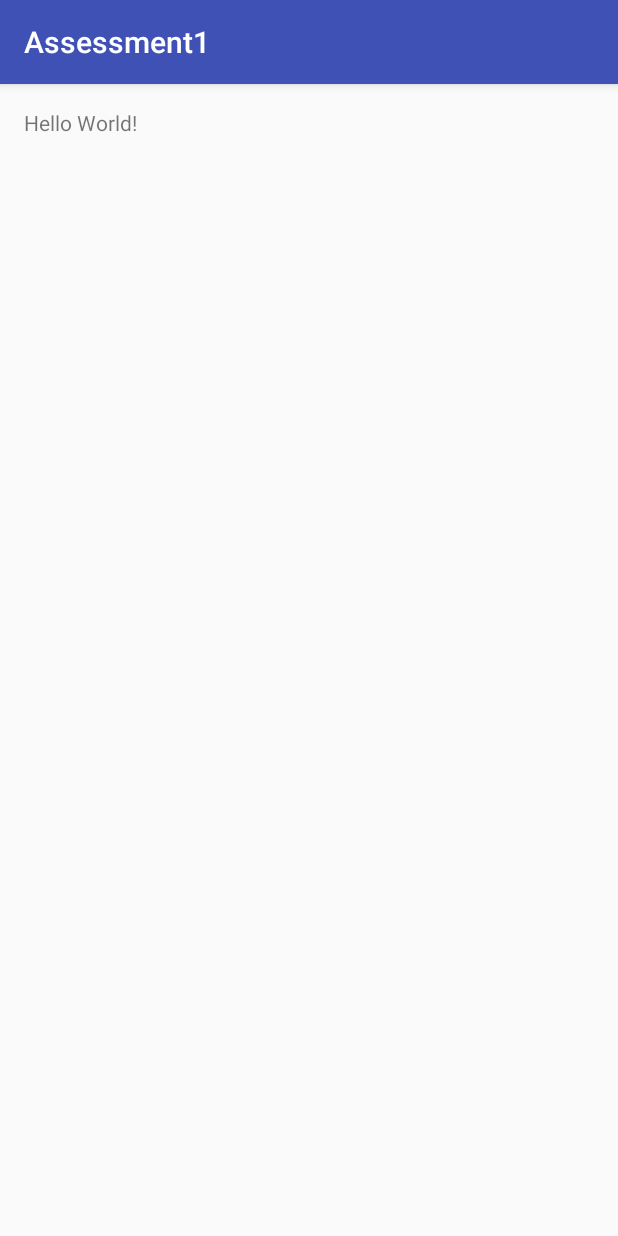
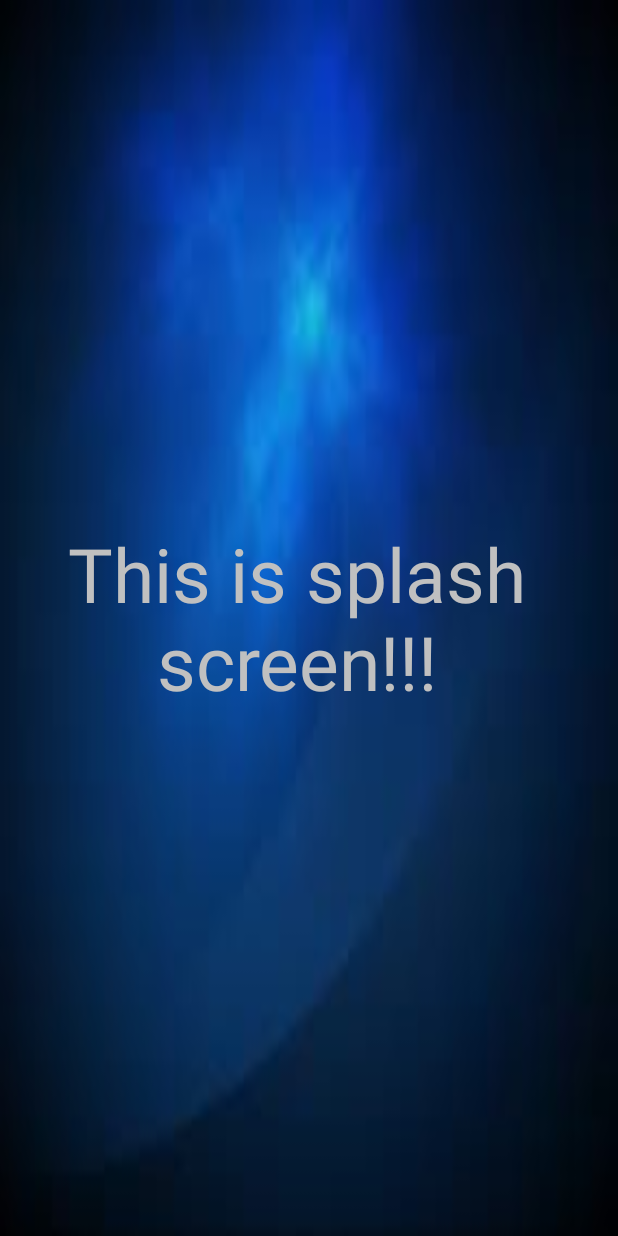
Before and after one commit to pikaaa/assessment, an Android app: the screen it shows after launch (MainActivity before the commit, SplashScreenActivity after it), on a phone screen of 412 x 824 dp. Run offline under Robolectric (Android 15) with nearby library versions, the phone set to English and light mode, and no system bars.

```diff
--- a/app/src/main/AndroidManifest.xml
+++ b/app/src/main/AndroidManifest.xml
@@ -10,7 +10,7 @@
         android:theme="@style/AppTheme" >
 
         <activity
-            android:name=".SplashScreen"
+            android:name=".SplashScreenActivity"
             android:label="@string/app_name" >
         <intent-filter>
             <action android:name="android.intent.action.MAIN" />
--- /dev/null
+++ b/app/src/main/java/com/example/priyankasabhagani/assessment1/SplashScreenActivity.java
@@ -0,0 +1,36 @@
+//package com.coderefer.androidsplashscreenexample;
+package com.example.priyankasabhagani.assessment1;
+
+import android.app.Activity;
+import android.content.Intent;
+import android.os.Bundle;
+
+/**
+ * Created by priyanka.sabhagani on 2/9/2016.
+ */
+public class SplashScreenActivity extends Activity{
+    @Override
+    protected void onCreate(Bundle savedInstanceState) {
+        super.onCreate(savedInstanceState);
+        setContentView(R.layout.splash);
+        Thread timerThread = new Thread(){
+            public void run(){
+                try{
+                    sleep(3000);
+                }catch(InterruptedException e){
+                    e.printStackTrace();
+                }finally{
+                    Intent intent = new Intent(SplashScreenActivity.this,MainActivity.class);
+                    startActivity(intent);
+                }
+            }
+        };
+        timerThread.start();
+    }
+
+    @Override
+    protected void onPause() {
+        super.onPause();
+        finish();
+    }
+}
--- a/app/src/main/res/layout/activity_main.xml
+++ b/app/src/main/res/layout/activity_main.xml
@@ -8,4 +8,9 @@
 
     <TextView android:text="Hello World!" android:layout_width="wrap_content"
         android:layout_height="wrap_content" />
+    <ListView
+        android:id="@+id/main_activity_list"
+        android:layout_width="match_parent"
+        android:layout_height="wrap_content" >
+    </ListView>
 </RelativeLayout>
```
Also changed, not shown: app/src/main/java/com/example/priyankasabhagani/assessment1/MainActivity.java (+7 -0 lines), app/src/main/res/layout/main_listview.xml (added, +9 -0 lines), 2 other files.
